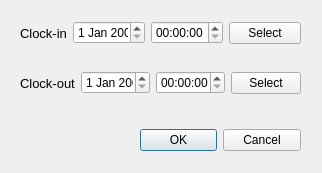
Old version of the form gui/ui_files/mod_log_window.ui in the repository xMattC/Project-time-tracker.
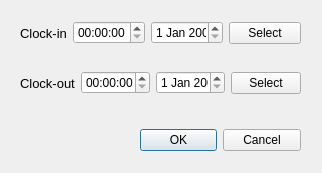
New version of the form.

The edit to the form file:
```diff
--- a/gui/ui_files/mod_log_window.ui
+++ b/gui/ui_files/mod_log_window.ui
@@ -53,10 +53,10 @@
      </widget>
     </item>
     <item>
-     <widget class="QDateEdit" name="dateEdit_2"/>
+     <widget class="QTimeEdit" name="timeEdit_clock_out"/>
     </item>
     <item>
-     <widget class="QTimeEdit" name="timeEdit_2"/>
+     <widget class="QDateEdit" name="dateEdit_clock_out"/>
     </item>
     <item>
      <widget class="QPushButton" name="pushButton_3">
@@ -67,7 +67,7 @@
     </item>
    </layout>
   </widget>
-  <widget class="QWidget" name="">
+  <widget class="QWidget" name="layoutWidget">
    <property name="geometry">
     <rect>
      <x>20</x>
@@ -91,10 +91,10 @@
      </widget>
     </item>
     <item>
-     <widget class="QDateEdit" name="dateEdit"/>
+     <widget class="QTimeEdit" name="timeEdit_clock_in"/>
     </item>
     <item>
-     <widget class="QTimeEdit" name="timeEdit"/>
+     <widget class="QDateEdit" name="dateEdit_clock_in"/>
     </item>
     <item>
      <widget class="QPushButton" name="pushButton_2">
```
